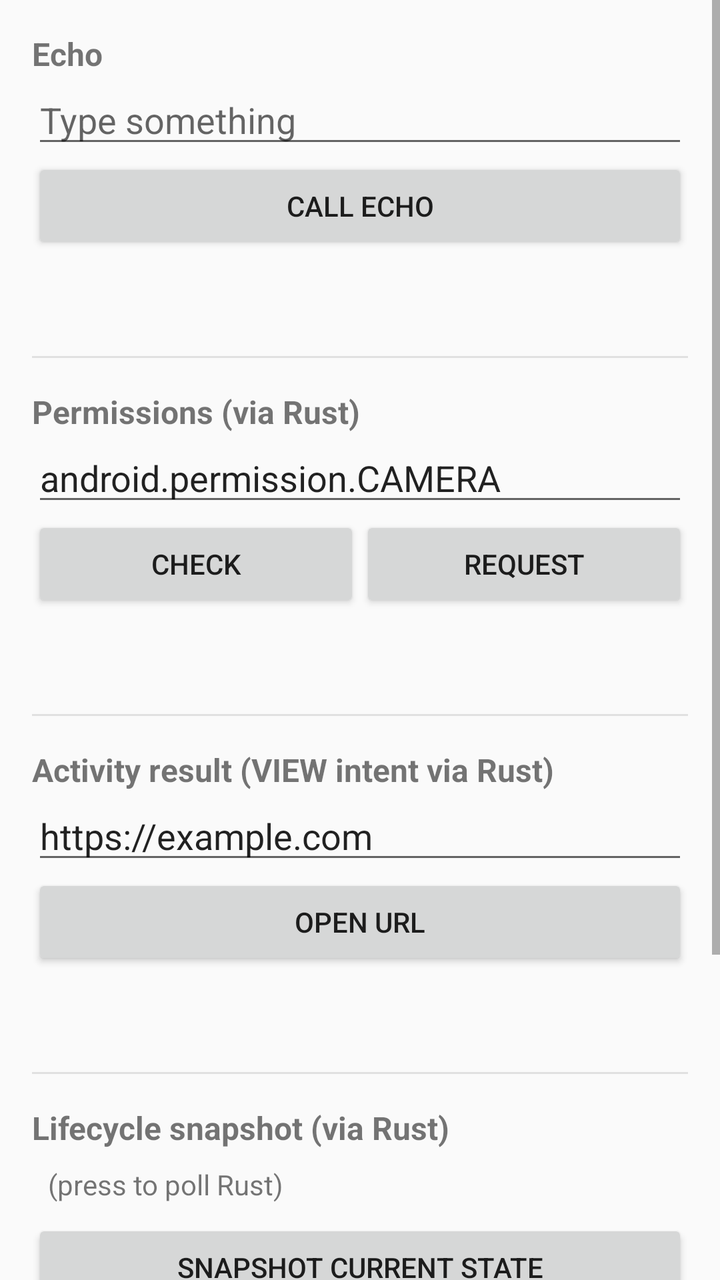
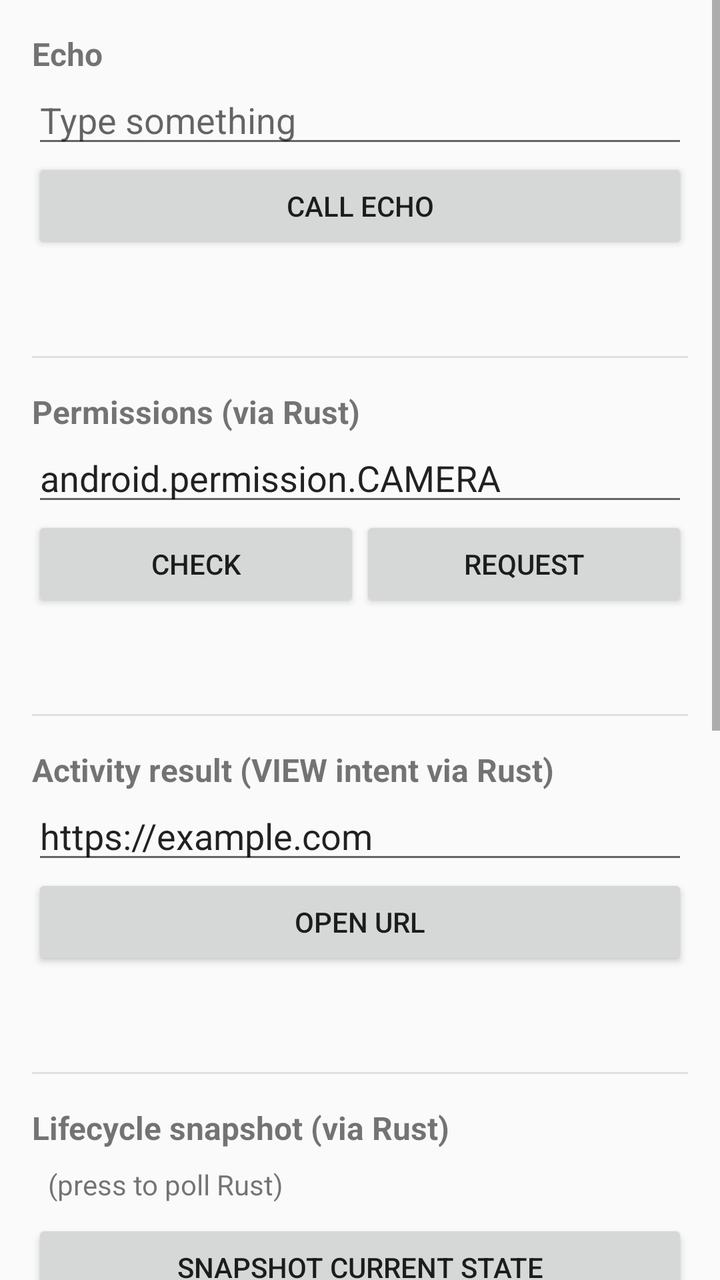

Before-and-after screenshots of an Android layout around one commit, followed by the original layout XML and the change that was made.
<!-- AndroidManifest.xml: application theme Theme.AppCompat.Light.NoActionBar -->
<!-- res/layout/activity_main.xml -->
<?xml version="1.0" encoding="utf-8"?>
<ScrollView xmlns:android="http://schemas.android.com/apk/res/android"
    android:layout_width="match_parent"
    android:layout_height="match_parent">

    <LinearLayout
        android:orientation="vertical"
        android:layout_width="match_parent"
        android:layout_height="wrap_content"
        android:padding="16dp">

        
        <TextView
            android:layout_width="match_parent"
            android:layout_height="wrap_content"
            android:text="Echo"
            android:textStyle="bold"
            android:textSize="16sp" />

        <EditText
            android:id="@+id/inputText"
            android:layout_width="match_parent"
            android:layout_height="wrap_content"
            android:hint="Type something"
            android:inputType="text"
            android:importantForAutofill="no" />

        <Button
            android:id="@+id/callButton"
            android:layout_width="match_parent"
            android:layout_height="wrap_content"
            android:text="Call Echo" />

        <TextView
            android:id="@+id/output"
            android:layout_width="match_parent"
            android:layout_height="wrap_content"
            android:padding="8dp"
            android:textIsSelectable="true" />

        <View
            android:layout_width="match_parent"
            android:layout_height="1dp"
            android:layout_marginVertical="16dp"
            android:background="#E0E0E0" />

        
        <TextView
            android:layout_width="match_parent"
            android:layout_height="wrap_content"
            android:text="Permissions (via Rust)"
            android:textStyle="bold"
            android:textSize="16sp" />

        <EditText
            android:id="@+id/permissionInput"
            android:layout_width="match_parent"
            android:layout_height="wrap_content"
            android:text="android.permission.CAMERA"
            android:inputType="text"
            android:importantForAutofill="no" />

        <LinearLayout
            android:orientation="horizontal"
            android:layout_width="match_parent"
            android:layout_height="wrap_content">
            <Button
                android:id="@+id/permissionCheck"
                android:layout_width="0dp"
                android:layout_weight="1"
                android:layout_height="wrap_content"
                android:text="Check" />
            <Button
                android:id="@+id/permissionRequest"
                android:layout_width="0dp"
                android:layout_weight="1"
                android:layout_height="wrap_content"
                android:text="Request" />
        </LinearLayout>

        <TextView
            android:id="@+id/permissionOutput"
            android:layout_width="match_parent"
            android:layout_height="wrap_content"
            android:padding="8dp"
            android:textIsSelectable="true" />

        <View
            android:layout_width="match_parent"
            android:layout_height="1dp"
            android:layout_marginVertical="16dp"
            android:background="#E0E0E0" />

        
        <TextView
            android:layout_width="match_parent"
            android:layout_height="wrap_content"
            android:text="Activity result (VIEW intent via Rust)"
            android:textStyle="bold"
            android:textSize="16sp" />

        <EditText
            android:id="@+id/intentUri"
            android:layout_width="match_parent"
            android:layout_height="wrap_content"
            android:text="https://example.com"
            android:inputType="textUri"
            android:importantForAutofill="no" />

        <Button
            android:id="@+id/launchIntent"
            android:layout_width="match_parent"
            android:layout_height="wrap_content"
            android:text="Open URL" />

        <TextView
            android:id="@+id/intentOutput"
            android:layout_width="match_parent"
            android:layout_height="wrap_content"
            android:padding="8dp"
            android:textIsSelectable="true" />

        <View
            android:layout_width="match_parent"
            android:layout_height="1dp"
            android:layout_marginVertical="16dp"
            android:background="#E0E0E0" />

        
        <TextView
            android:layout_width="match_parent"
            android:layout_height="wrap_content"
            android:text="Lifecycle snapshot (via Rust)"
            android:textStyle="bold"
            android:textSize="16sp" />

        <TextView
            android:id="@+id/lifecycleState"
            android:layout_width="match_parent"
            android:layout_height="wrap_content"
            android:padding="8dp"
            android:text="(press to poll Rust)"
            android:textIsSelectable="true" />

        <Button
            android:id="@+id/lifecycleRefresh"
            android:layout_width="match_parent"
            android:layout_height="wrap_content"
            android:text="Snapshot current state" />

        <View
            android:layout_width="match_parent"
            android:layout_height="1dp"
            android:layout_marginVertical="16dp"
            android:background="#E0E0E0" />

        
        <TextView
            android:layout_width="match_parent"
            android:layout_height="wrap_content"
            android:text="Deep links (Rust drain)"
            android:textStyle="bold"
            android:textSize="16sp" />

        <TextView
            android:layout_width="match_parent"
            android:layout_height="wrap_content"
            android:textStyle="italic"
            android:textSize="12sp"
            android:text="adb shell am start -a android.intent.action.VIEW -d 'istmo://open?tab=home' dev.istmo.demo" />

        <TextView
            android:id="@+id/deeplinkList"
            android:layout_width="match_parent"
            android:layout_height="wrap_content"
            android:padding="8dp"
            android:textIsSelectable="true"
            android:minLines="2"
            android:hint="(no links drained)" />

        <Button
            android:id="@+id/deeplinkRefresh"
            android:layout_width="match_parent"
            android:layout_height="wrap_content"
            android:text="Drain deep links via Rust" />
    </LinearLayout>
</ScrollView>
<!-- resources referenced by this layout -->
<resources>

</resources>

<!-- the commit's change to res/layout/activity_main.xml (unified diff, before → after) -->
@@ -183,5 +183,58 @@
             android:layout_width="match_parent"
             android:layout_height="wrap_content"
             android:text="Drain deep links via Rust" />
+
+        <View
+            android:layout_width="match_parent"
+            android:layout_height="1dp"
+            android:layout_marginVertical="16dp"
+            android:background="#E0E0E0" />
+
+        
+        <TextView
+            android:layout_width="match_parent"
+            android:layout_height="wrap_content"
+            android:text="Notifier (Rust → Mobile)"
+            android:textStyle="bold"
+            android:textSize="16sp" />
+
+        <TextView
+            android:layout_width="match_parent"
+            android:layout_height="wrap_content"
+            android:textStyle="italic"
+            android:textSize="12sp"
+            android:text="Rust triggers N outbound calls into Kotlin's NotifierImpl." />
+
+        <EditText
+            android:id="@+id/notifyCount"
+            android:layout_width="match_parent"
+            android:layout_height="wrap_content"
+            android:text="5"
+            android:inputType="number"
+            android:importantForAutofill="no" />
+
+        <Button
+            android:id="@+id/notifyButton"
+            android:layout_width="match_parent"
+            android:layout_height="wrap_content"
+            android:text="Spam notifications from Rust" />
+
+        <TextView
+            android:id="@+id/notifyOutput"
+            android:layout_width="match_parent"
+            android:layout_height="wrap_content"
+            android:padding="8dp"
+            android:textIsSelectable="true" />
+
+        <TextView
+            android:id="@+id/notifyLog"
+            android:layout_width="match_parent"
+            android:layout_height="wrap_content"
+            android:padding="8dp"
+            android:background="#F5F5F5"
+            android:fontFamily="monospace"
+            android:textIsSelectable="true"
+            android:minLines="3"
+            android:hint="(notifications appear here)" />
     </LinearLayout>
 </ScrollView>
